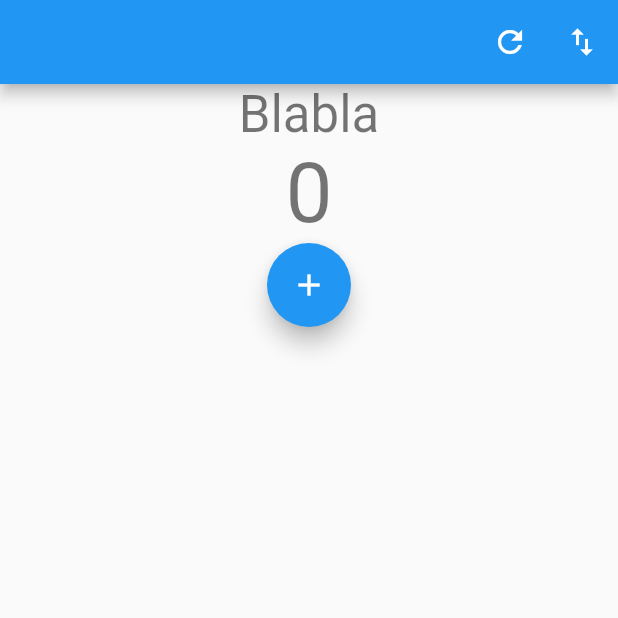
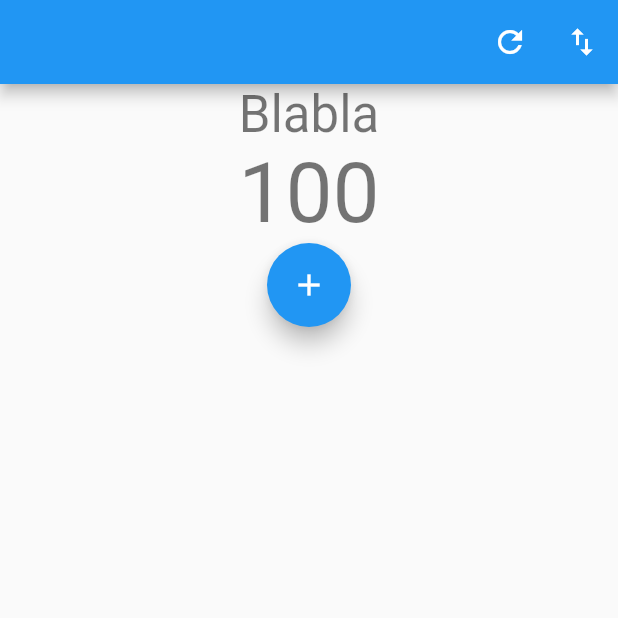
Before and after one commit to wujek-srujek/flutter_test_app, a Flutter app: the screen it shows after launch, after a tap on the "swap vert" icon, on a phone screen of 412 x 824 dp, the top half of it. Run offline on Flutter 3.47's test engine with Material 2 defaults, Android fonts, the phone set to English and light mode, and no system bars.

Commit message:
Use didUpdateWidget to change state when Widget changes

```diff
--- a/lib/main.dart
+++ b/lib/main.dart
@@ -11,11 +11,13 @@ class App extends StatefulWidget {
 
 class _AppState extends State<App> {
   bool showCounterFirst;
+  int swapCount;
 
   @override
   void initState() {
     super.initState();
     showCounterFirst = true;
+    swapCount = 0;
   }
 
   @override
@@ -35,6 +37,7 @@ class _AppState extends State<App> {
               onPressed: () {
                 setState(() {
                   showCounterFirst = !showCounterFirst;
+                  ++swapCount;
                 });
               },
             ),
@@ -43,12 +46,12 @@ class _AppState extends State<App> {
         body: Column(
           children: showCounterFirst
               ? [
-                  CounterWidget(),
+                  CounterWidget(key: Key('counter_key'), swapCount: swapCount),
                   Text('Blabla', style: Theme.of(context).textTheme.headline4),
                 ]
               : [
                   Text('Blabla', style: Theme.of(context).textTheme.headline4),
-                  CounterWidget(),
+                  CounterWidget(key: Key('counter_key'), swapCount: swapCount),
                 ],
         ),
       ),
@@ -57,7 +60,9 @@ class _AppState extends State<App> {
 }
 
 class CounterWidget extends StatefulWidget {
-  const CounterWidget({Key key}) : super(key: key);
+  final int swapCount;
+
+  const CounterWidget({Key key, @required this.swapCount}) : super(key: key);
 
   @override
   _CounterWidgetState createState() => _CounterWidgetState();
@@ -77,6 +82,7 @@ class _CounterWidgetState extends State<CounterWidget> {
   void didUpdateWidget(covariant CounterWidget oldWidget) {
     super.didUpdateWidget(oldWidget);
     print('### $hashCode _CounterWidgetState.didUpdateWidget()');
+    count += (widget.swapCount - oldWidget.swapCount) * 100;
   }
 
   @override
```
